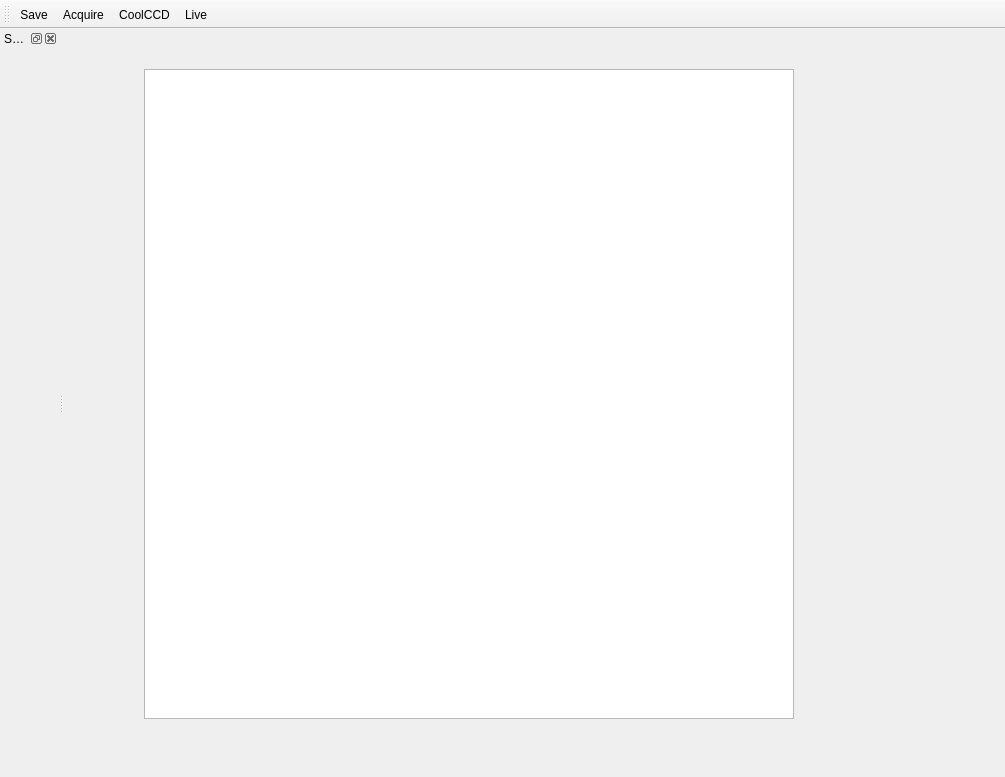
First picture: the form in ui/Camera.ui, repository pyIonControl/IonControl, before the edit.
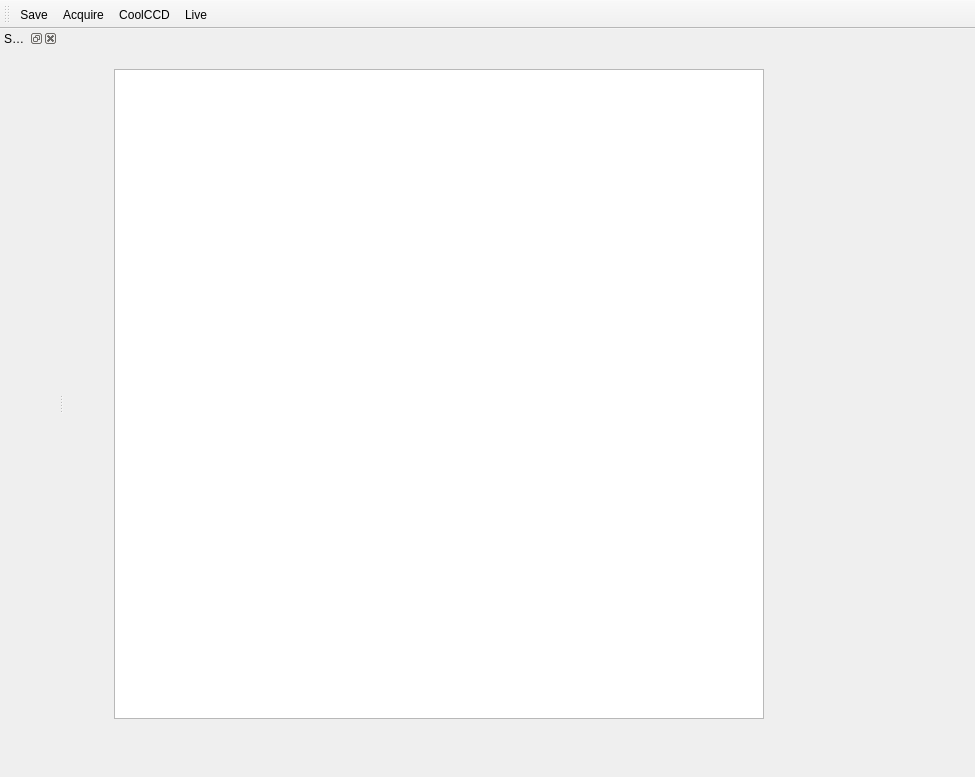
Second picture: the form after the edit. Icons and pictures are not drawn.

```diff
--- a/ui/Camera.ui
+++ b/ui/Camera.ui
@@ -6,7 +6,7 @@
    <rect>
     <x>0</x>
     <y>0</y>
-    <width>1005</width>
+    <width>975</width>
     <height>777</height>
    </rect>
   </property>
@@ -23,7 +23,7 @@
    <widget class="QGraphicsView" name="CameraView">
     <property name="geometry">
      <rect>
-      <x>80</x>
+      <x>50</x>
       <y>40</y>
       <width>650</width>
       <height>650</height>
```
Left out of the diff: 2 changed lines with no effect on the pictures.
